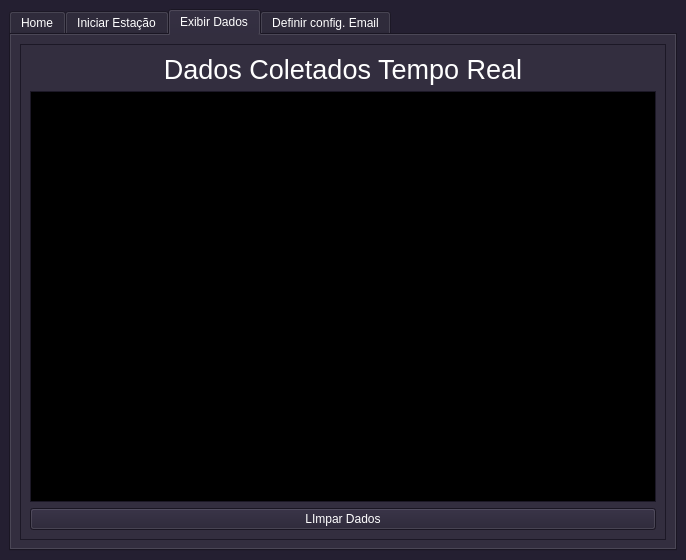
Old version of the form interface.ui in the repository Fat83dotcom/Interface_Estacao.
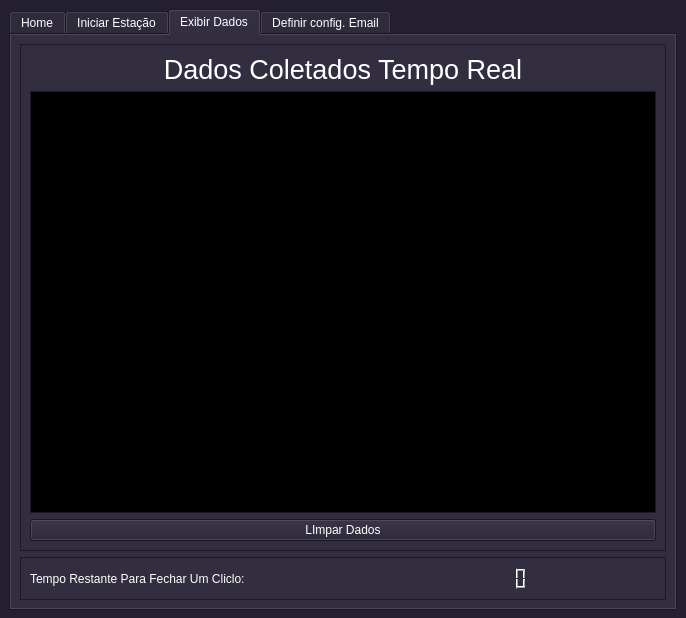
New version of the form. The open tabs and pages were chosen to show the change. Icons and pictures are not drawn.

Commit message: Implementação de um contador para apagar os dados em tempo real + lógica

Patch:
```diff
--- a/interface.ui
+++ b/interface.ui
@@ -7,7 +7,7 @@
     <x>0</x>
     <y>0</y>
     <width>686</width>
-    <height>556</height>
+    <height>618</height>
    </rect>
   </property>
   <property name="palette">
@@ -456,9 +456,15 @@
    <string>Estação Metereologica Fat83DotCom</string>
   </property>
   <widget class="QWidget" name="centralwidget">
-   <layout class="QVBoxLayout" name="verticalLayout_2">
-    <item>
      <widget class="QTabWidget" name="tabWidget">
+    <property name="geometry">
+     <rect>
+      <x>9</x>
+      <y>9</y>
+      <width>668</width>
+      <height>602</height>
+     </rect>
+    </property>
       <property name="currentIndex">
        <number>0</number>
       </property>
@@ -711,7 +717,7 @@
        <attribute name="title">
         <string>Exibir Dados</string>
        </attribute>
-       <layout class="QVBoxLayout" name="verticalLayout_9">
+     <layout class="QVBoxLayout" name="verticalLayout_2">
         <item>
          <widget class="QFrame" name="frame_3">
           <property name="frameShape">
@@ -758,6 +764,38 @@
           </layout>
          </widget>
         </item>
+      <item>
+       <widget class="QFrame" name="frame_9">
+        <property name="frameShape">
+         <enum>QFrame::StyledPanel</enum>
+        </property>
+        <property name="frameShadow">
+         <enum>QFrame::Raised</enum>
+        </property>
+        <layout class="QHBoxLayout" name="horizontalLayout_3">
+         <item>
+          <widget class="QLabel" name="label_10">
+           <property name="text">
+            <string>Tempo Restante Para Fechar Um Cliclo:</string>
+           </property>
+          </widget>
+         </item>
+         <item>
+          <widget class="QLCDNumber" name="visorTempoRestante">
+           <property name="styleSheet">
+            <string notr="true">color: rgb(73, 168, 53);</string>
+           </property>
+           <property name="frameShape">
+            <enum>QFrame::NoFrame</enum>
+           </property>
+           <property name="frameShadow">
+            <enum>QFrame::Raised</enum>
+           </property>
+          </widget>
+         </item>
+        </layout>
+       </widget>
+      </item>
        </layout>
       </widget>
       <widget class="QWidget" name="emailUser">
@@ -803,8 +841,6 @@
        </layout>
       </widget>
      </widget>
-    </item>
-   </layout>
   </widget>
  </widget>
  <resources>
```
Lines whose indentation alone changed are shown as unchanged. The commit also changes 2 other files.
